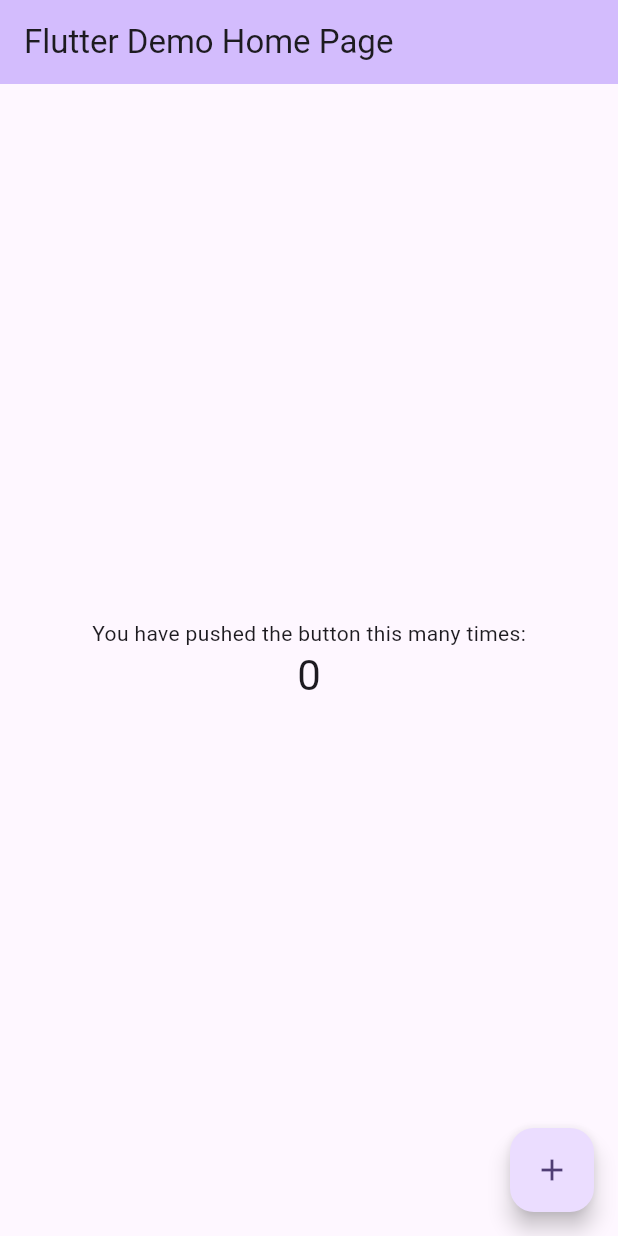
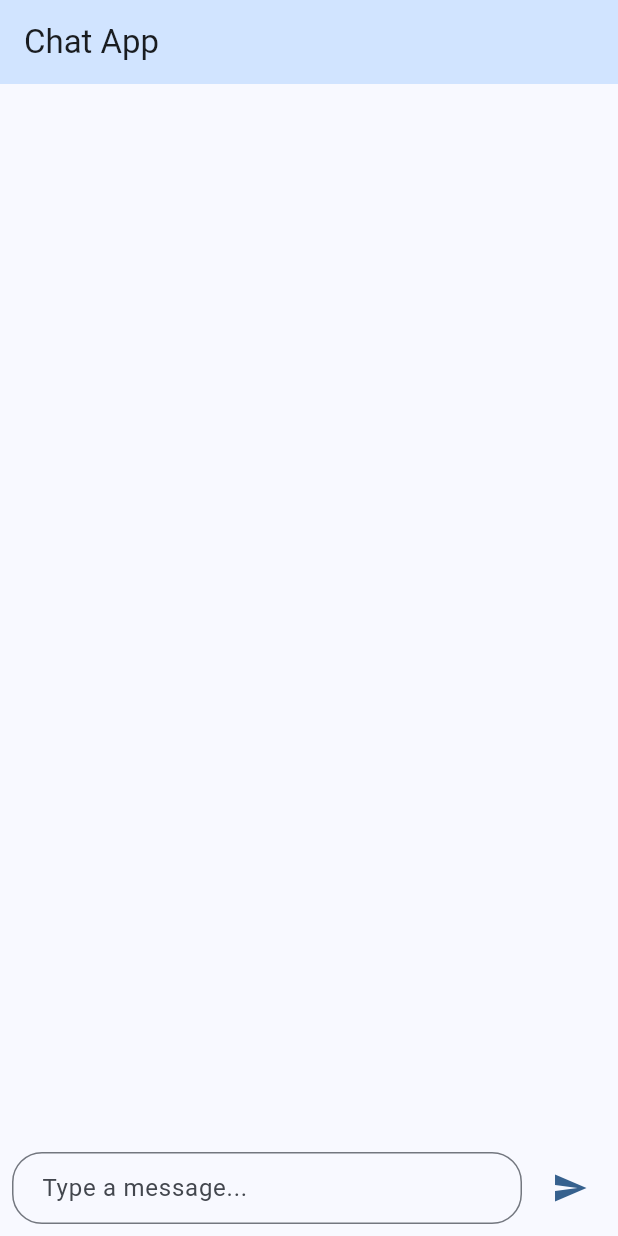
Before and after one commit to could-ai/019a229c-03ba-787e-9564-fcd69e9b8b35, a Flutter app: the screen it shows after launch, on a phone screen of 412 x 824 dp. Run offline on Flutter 3.47's test engine with Material 3 defaults, Android fonts, the phone set to English and light mode, and no system bars.

Commit message:
Completely replaced the default Flutter template code with a basic chat app implementation. The app now features a chat screen with an app bar titled 'Chat App', a scrollable list of messages displayed in chat bubble-like containers, and a text input field with a send button at the bottom. Messages are stored locally in a list and displayed immediately when sent. Used Material 3 design with a blue color scheme. Implemented proper state management with setState for updating the UI when new messages are added, and included a TextEditingController for handling user input with onSubmitted for keyboard send functionality. Added dispose method to properly clean up the controller to prevent memory leaks.

```diff
--- a/usr/lib/main.dart
+++ b/usr/lib/main.dart
@@ -7,114 +7,103 @@ void main() {
 class MyApp extends StatelessWidget {
   const MyApp({super.key});
 
-  // This widget is the root of your application.
   @override
   Widget build(BuildContext context) {
     return MaterialApp(
-      title: 'Flutter Demo',
+      title: 'Chat App',
       debugShowCheckedModeBanner: false,
       theme: ThemeData(
-        // This is the theme of your application.
-        //
-        // TRY THIS: Try running your application with "flutter run". You'll see
-        // the application has a purple toolbar. Then, without quitting the app,
-        // try changing the seedColor in the colorScheme below to Colors.green
-        // and then invoke "hot reload" (save your changes or press the "hot
-        // reload" button in a Flutter-supported IDE, or press "r" if you used
-        // the command line to start the app).
-        //
-        // Notice that the counter didn't reset back to zero; the application
-        // state is not lost during the reload. To reset the state, use hot
-        // restart instead.
-        //
-        // This works for code too, not just values: Most code changes can be
-        // tested with just a hot reload.
-        colorScheme: ColorScheme.fromSeed(seedColor: Colors.deepPurple),
+        colorScheme: ColorScheme.fromSeed(seedColor: Colors.blue),
+        useMaterial3: true,
       ),
-      home: const MyHomePage(title: 'Flutter Demo Home Page'),
+      home: const ChatScreen(),
     );
   }
 }
 
-class MyHomePage extends StatefulWidget {
-  const MyHomePage({super.key, required this.title});
-
-  // This widget is the home page of your application. It is stateful, meaning
-  // that it has a State object (defined below) that contains fields that affect
-  // how it looks.
-
-  // This class is the configuration for the state. It holds the values (in this
-  // case the title) provided by the parent (in this case the App widget) and
-  // used by the build method of the State. Fields in a Widget subclass are
-  // always marked "final".
-
-  final String title;
+class ChatScreen extends StatefulWidget {
+  const ChatScreen({super.key});
 
   @override
-  State<MyHomePage> createState() => _MyHomePageState();
+  State<ChatScreen> createState() => _ChatScreenState();
 }
 
-class _MyHomePageState extends State<MyHomePage> {
-  int _counter = 0;
+class _ChatScreenState extends State<ChatScreen> {
+  final List<String> _messages = [];
+  final TextEditingController _controller = TextEditingController();
 
-  void _incrementCounter() {
-    setState(() {
-      // This call to setState tells the Flutter framework that something has
-      // changed in this State, which causes it to rerun the build method below
-      // so that the display can reflect the updated values. If we changed
-      // _counter without calling setState(), then the build method would not be
-      // called again, and so nothing would appear to happen.
-      _counter++;
-    });
+  void _sendMessage() {
+    if (_controller.text.isNotEmpty) {
+      setState(() {
+        _messages.add(_controller.text);
+        _controller.clear();
+      });
+    }
   }
 
   @override
   Widget build(BuildContext context) {
-    // This method is rerun every time setState is called, for instance as done
-    // by the _incrementCounter method above.
-    //
-    // The Flutter framework has been optimized to make rerunning build methods
-    // fast, so that you can just rebuild anything that needs updating rather
-    // than having to individually change instances of widgets.
     return Scaffold(
       appBar: AppBar(
-        // TRY THIS: Try changing the color here to a specific color (to
-        // Colors.amber, perhaps?) and trigger a hot reload to see the AppBar
-        // change color while the other colors stay the same.
-        backgroundColor: Theme.of(context).colorScheme.inversePrimary,
-        // Here we take the value from the MyHomePage object that was created by
-        // the App.build method, and use it to set our appbar title.
-        title: Text(widget.title),
+        title: const Text('Chat App'),
+        backgroundColor: Theme.of(context).colorScheme.primaryContainer,
       ),
-      body: Center(
-        // Center is a layout widget. It takes a single child and positions it
-        // in the middle of the parent.
-        child: Column(
-          // Column is also a layout widget. It takes a list of children and
-          // arranges them vertically. By default, it sizes itself to fit its
-          // children horizontally, and tries to be as tall as its parent.
-          //
-          // Column has various properties to control how it sizes itself and
-          // how it positions its children. Here we use mainAxisAlignment to
-          // center the children vertically; the main axis here is the vertical
-          // axis because Columns are vertical (the cross axis would be
-          // horizontal).
-          //
-          // TRY THIS: Invoke "debug painting" (choose the "Toggle Debug Paint"
-          // action in the IDE, or press "p" in the console), to see the
-          // wireframe for each widget.
-          mainAxisAlignment: MainAxisAlignment.center,
-          children: <Widget>[
-            const Text('You have pushed the button this many times:'),
-            Text('$_counter', style: Theme.of(context).textTheme.headlineMedium),
-          ],
-        ),
+      body: Column(
+        children: [
+          Expanded(
+            child: ListView.builder(
+              padding: const EdgeInsets.all(8.0),
+              itemCount: _messages.length,
+              itemBuilder: (context, index) {
+                return Container(
+                  margin: const EdgeInsets.symmetric(vertical: 4.0),
+                  padding: const EdgeInsets.all(12.0),
+                  decoration: BoxDecoration(
+                    color: Theme.of(context).colorScheme.primaryContainer,
+                    borderRadius: BorderRadius.circular(8.0),
+                  ),
+                  child: Text(
+                    _messages[index],
+                    style: const TextStyle(fontSize: 16.0),
+                  ),
+                );
+              },
+            ),
+          ),
+          Padding(
+            padding: const EdgeInsets.all(8.0),
+            child: Row(
+              children: [
+                Expanded(
+                  child: TextField(
+                    controller: _controller,
+                    decoration: InputDecoration(
+                      hintText: 'Type a message...',
+                      border: OutlineInputBorder(
+                        borderRadius: BorderRadius.circular(20.0),
+                      ),
+                      contentPadding: const EdgeInsets.symmetric(horizontal: 16.0),
+                    ),
+                    onSubmitted: (_) => _sendMessage(),
+                  ),
+                ),
+                const SizedBox(width: 8.0),
+                IconButton(
+                  icon: const Icon(Icons.send),
+                  onPressed: _sendMessage,
+                  color: Theme.of(context).colorScheme.primary,
+                ),
+              ],
+            ),
+          ),
+        ],
       ),
-      floatingActionButton: FloatingActionButton(
-        onPressed: _incrementCounter,
-        tooltip: 'Increment',
-        child: const Icon(Icons.add),
-      ), // This trailing comma makes auto-formatting nicer for build methods.
     );
   }
+
+  @override
+  void dispose() {
+    _controller.dispose();
+    super.dispose();
+  }
 }
```
